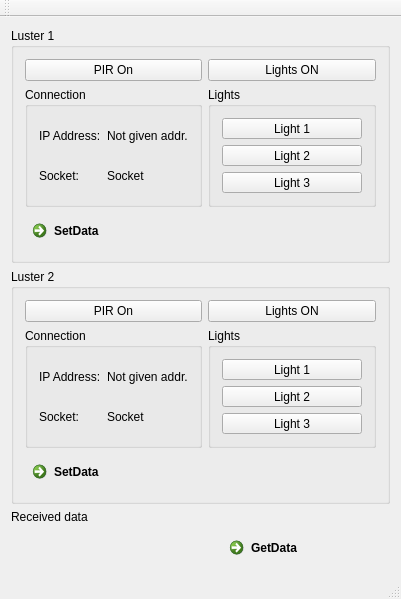
Before: the Qt Designer form qt_control/mainwindow.ui in bulanek/light, drawn with Qt 5.
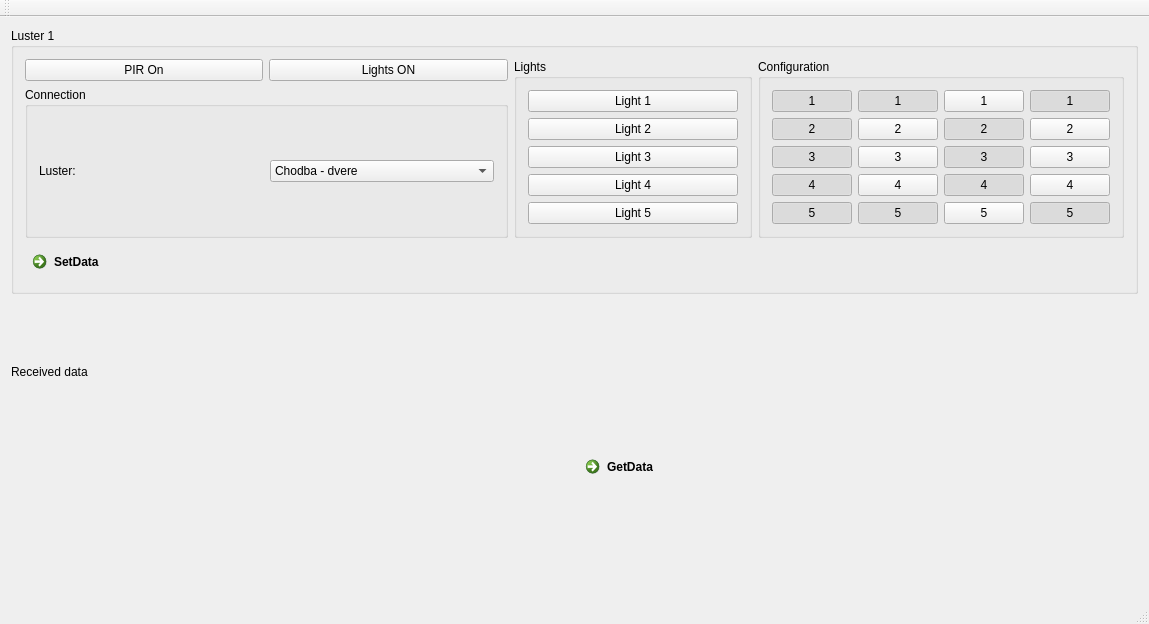
After: the same form once the commit is applied.

What changed in the file:
```diff
--- a/qt_control/mainwindow.ui
+++ b/qt_control/mainwindow.ui
@@ -6,8 +6,8 @@
    <rect>
     <x>0</x>
     <y>0</y>
-    <width>401</width>
-    <height>579</height>
+    <width>1149</width>
+    <height>624</height>
    </rect>
   </property>
   <property name="windowTitle">
@@ -15,57 +15,261 @@
   </property>
   <widget class="QWidget" name="centralWidget">
    <layout class="QGridLayout" name="gridLayout_7">
-    <item row="1" column="0" colspan="3">
+    <item row="1" column="0" colspan="2">
      <widget class="QGroupBox" name="groupBox_4">
       <property name="title">
        <string>Luster 1</string>
       </property>
       <layout class="QGridLayout" name="gridLayout_4">
-       <item row="2" column="0">
-        <widget class="QCommandLinkButton" name="commandLinkButton">
-         <property name="text">
-          <string>SetData</string>
+       <item row="0" column="3" rowspan="2">
+        <widget class="QGroupBox" name="groupBox_7">
+         <property name="focusPolicy">
+          <enum>Qt::NoFocus</enum>
          </property>
-        </widget>
-       </item>
-       <item row="1" column="0">
-        <widget class="QGroupBox" name="groupBox_3">
          <property name="title">
-          <string>Connection </string>
+          <string>Configuration</string>
          </property>
-         <layout class="QGridLayout" name="gridLayout_3">
-          <item row="0" column="0">
-           <widget class="QLabel" name="label">
+         <layout class="QGridLayout" name="gridLayout_8">
+          <item row="3" column="3">
+           <widget class="QPushButton" name="pushButton_4_3">
             <property name="text">
-             <string>IP Address:</string>
+             <string>4</string>
             </property>
+            <property name="checkable">
+             <bool>true</bool>
+            </property>
+            <property name="checked">
+             <bool>true</bool>
+            </property>
            </widget>
           </item>
-          <item row="0" column="1">
-           <widget class="QLabel" name="label_3">
+          <item row="4" column="0">
+           <widget class="QPushButton" name="pushButton_5_1">
             <property name="text">
-             <string>Not given addr.</string>
+             <string>5</string>
+            </property>
+            <property name="checkable">
+             <bool>true</bool>
+            </property>
+            <property name="checked">
+             <bool>true</bool>
+            </property>
+           </widget>
+          </item>
+          <item row="1" column="4">
+           <widget class="QPushButton" name="pushButton_2_4">
+            <property name="text">
+             <string>2</string>
+            </property>
+            <property name="checkable">
+             <bool>true</bool>
+            </property>
+           </widget>
+          </item>
+          <item row="4" column="3">
+           <widget class="QPushButton" name="pushButton_5_3">
+            <property name="text">
+             <string>5</string>
+            </property>
+            <property name="checkable">
+             <bool>true</bool>
+            </property>
+           </widget>
+          </item>
+          <item row="0" column="4">
+           <widget class="QPushButton" name="pushButton_1_4">
+            <property name="text">
+             <string>1</string>
+            </property>
+            <property name="checkable">
+             <bool>true</bool>
+            </property>
+            <property name="checked">
+             <bool>true</bool>
             </property>
            </widget>
           </item>
           <item row="1" column="0">
-           <widget class="QLabel" name="label_2">
+           <widget class="QPushButton" name="pushButton_2_1">
             <property name="text">
-             <string>Socket:</string>
+             <string>2</string>
             </property>
+            <property name="checkable">
+             <bool>true</bool>
+            </property>
+            <property name="checked">
+             <bool>true</bool>
+            </property>
            </widget>
           </item>
-          <item row="1" column="1">
-           <widget class="QLabel" name="label_4">
+          <item row="4" column="2">
+           <widget class="QPushButton" name="pushButton_5_2">
             <property name="text">
-             <string>Socket</string>
+             <string>5</string>
+            </property>
+            <property name="checkable">
+             <bool>true</bool>
+            </property>
+            <property name="checked">
+             <bool>true</bool>
+            </property>
+           </widget>
+          </item>
+          <item row="4" column="4">
+           <widget class="QPushButton" name="pushButton_5_4">
+            <property name="text">
+             <string>5</string>
+            </property>
+            <property name="checkable">
+             <bool>true</bool>
+            </property>
+            <property name="checked">
+             <bool>true</bool>
+            </property>
+           </widget>
+          </item>
+          <item row="2" column="2">
+           <widget class="QPushButton" name="pushButton_3_2">
+            <property name="text">
+             <string>3</string>
+            </property>
+            <property name="checkable">
+             <bool>true</bool>
+            </property>
+           </widget>
+          </item>
+          <item row="1" column="2">
+           <widget class="QPushButton" name="pushButton_2_2">
+            <property name="text">
+             <string>2</string>
+            </property>
+            <property name="checkable">
+             <bool>true</bool>
+            </property>
+           </widget>
+          </item>
+          <item row="0" column="2">
+           <widget class="QPushButton" name="pushButton_1_2">
+            <property name="text">
+             <string>1</string>
+            </property>
+            <property name="checkable">
+             <bool>true</bool>
+            </property>
+            <property name="checked">
+             <bool>true</bool>
+            </property>
+           </widget>
+          </item>
+          <item row="0" column="0">
+           <widget class="QPushButton" name="pushButton_1_1">
+            <property name="text">
+             <string>1</string>
+            </property>
+            <property name="checkable">
+             <bool>true</bool>
+            </property>
+            <property name="checked">
+             <bool>true</bool>
+            </property>
+           </widget>
+          </item>
+          <item row="1" column="3">
+           <widget class="QPushButton" name="pushButton_2_3">
+            <property name="text">
+             <string>2</string>
+            </property>
+            <property name="checkable">
+             <bool>true</bool>
+            </property>
+            <property name="checked">
+             <bool>true</bool>
+            </property>
+           </widget>
+          </item>
+          <item row="3" column="4">
+           <widget class="QPushButton" name="pushButton_4_4">
+            <property name="text">
+             <string>4</string>
+            </property>
+            <property name="checkable">
+             <bool>true</bool>
+            </property>
+           </widget>
+          </item>
+          <item row="3" column="0">
+           <widget class="QPushButton" name="pushButton_4_1">
+            <property name="text">
+             <string>4</string>
+            </property>
+            <property name="checkable">
+             <bool>true</bool>
+            </property>
+            <property name="checked">
+             <bool>true</bool>
+            </property>
+           </widget>
+          </item>
+          <item row="2" column="4">
+           <widget class="QPushButton" name="pushButton_3_4">
+            <property name="text">
+             <string>3</string>
+            </property>
+            <property name="checkable">
+             <bool>true</bool>
+            </property>
+           </widget>
+          </item>
+          <item row="3" column="2">
+           <widget class="QPushButton" name="pushButton_4_2">
+            <property name="text">
+             <string>4</string>
+            </property>
+            <property name="checkable">
+             <bool>true</bool>
+            </property>
+           </widget>
+          </item>
+          <item row="0" column="3">
+           <widget class="QPushButton" name="pushButton_1_3">
+            <property name="text">
+             <string>1</string>
+            </property>
+            <property name="checkable">
+             <bool>true</bool>
+            </property>
+           </widget>
+          </item>
+          <item row="2" column="3">
+           <widget class="QPushButton" name="pushButton_3_3">
+            <property name="text">
+             <string>3</string>
+            </property>
+            <property name="checkable">
+             <bool>true</bool>
+            </property>
+            <property name="checked">
+             <bool>true</bool>
+            </property>
+           </widget>
+          </item>
+          <item row="2" column="0">
+           <widget class="QPushButton" name="pushButton_3_1">
+            <property name="text">
+             <string>3</string>
+            </property>
+            <property name="checkable">
+             <bool>true</bool>
+            </property>
+            <property name="checked">
+             <bool>true</bool>
             </property>
            </widget>
           </item>
          </layout>
         </widget>
        </item>
-       <item row="1" column="1">
+       <item row="0" column="2" rowspan="2">
         <widget class="QGroupBox" name="groupBox">
          <property name="title">
           <string>Lights</string>
@@ -97,6 +301,13 @@
             </property>
            </widget>
           </item>
+          <item row="4" column="0">
+           <widget class="QPushButton" name="pushButton_47">
+            <property name="text">
+             <string>Light 5</string>
+            </property>
+           </widget>
+          </item>
           <item row="2" column="0">
            <widget class="QPushButton" name="pushButton_4">
             <property name="text">
@@ -107,6 +318,13 @@
             </property>
            </widget>
           </item>
+          <item row="3" column="0">
+           <widget class="QPushButton" name="pushButton_46">
+            <property name="text">
+             <string>Light 4</string>
+            </property>
+           </widget>
+          </item>
          </layout>
         </widget>
        </item>
@@ -130,132 +348,69 @@
          </property>
         </widget>
        </item>
-      </layout>
-     </widget>
-    </item>
-    <item row="3" column="0" colspan="3">
-     <widget class="QGroupBox" name="groupBox_6">
-      <property name="title">
-       <string>Luster 2</string>
-      </property>
-      <layout class="QGridLayout" name="gridLayout_6">
        <item row="2" column="0">
-        <widget class="QCommandLinkButton" name="commandLinkButton_3">
+        <widget class="QCommandLinkButton" name="commandLinkButton">
          <property name="text">
           <string>SetData</string>
          </property>
         </widget>
        </item>
-       <item row="1" column="0">
-        <widget class="QGroupBox" name="groupBox_5">
+       <item row="1" column="0" colspan="2">
+        <widget class="QGroupBox" name="groupBox_3">
          <property name="title">
           <string>Connection </string>
          </property>
-         <layout class="QGridLayout" name="gridLayout_5">
+         <layout class="QGridLayout" name="gridLayout_3">
+          <item row="0" column="0">
+           <widget class="QLabel" name="label">
+            <property name="text">
+             <string>Luster:</string>
+            </property>
+           </widget>
+          </item>
           <item row="0" column="1">
-           <widget class="QLabel" name="label_7">
-            <property name="text">
-             <string>Not given addr.</string>
-            </property>
+           <widget class="QComboBox" name="comboBox">
+            <item>
+             <property name="text">
+              <string>Chodba - dvere</string>
+             </property>
+            </item>
+            <item>
+             <property name="text">
+              <string>Chodba - satna</string>
+             </property>
+            </item>
+            <item>
+             <property name="text">
+              <string>Spalna</string>
+             </property>
+            </item>
+            <item>
+             <property name="text">
+              <string>Obyvak</string>
+             </property>
+            </item>
+            <item>
+             <property name="text">
+              <string>Kuchyna</string>
+             </property>
+            </item>
            </widget>
           </item>
-          <item row="1" column="1">
-           <widget class="QLabel" name="label_9">
-            <property name="text">
-             <string>Socket</string>
-            </property>
-           </widget>
-          </item>
-          <item row="1" column="0">
-           <widget class="QLabel" name="label_8">
-            <property name="text">
-             <string>Socket:</string>
-            </property>
-           </widget>
-          </item>
-          <item row="0" column="0">
-           <widget class="QLabel" name="label_6">
-            <property name="text">
-             <string>IP Address:</string>
-            </property>
-           </widget>
-          </item>
          </layout>
         </widget>
        </item>
-       <item row="1" column="1">
-        <widget class="QGroupBox" name="groupBox_2">
-         <property name="title">
-          <string>Lights</string>
-         </property>
-         <layout class="QGridLayout" name="gridLayout_2">
-          <item row="0" column="0">
-           <widget class="QPushButton" name="pushButton_5">
-            <property name="text">
-             <string>Light 1</string>
-            </property>
-            <property name="checkable">
-             <bool>true</bool>
-            </property>
-            <property name="checked">
-             <bool>false</bool>
-            </property>
-           </widget>
-          </item>
-          <item row="1" column="0">
-           <widget class="QPushButton" name="pushButton_6">
-            <property name="text">
-             <string>Light 2</string>
-            </property>
-            <property name="checkable">
-             <bool>true</bool>
-            </property>
-           </widget>
-          </item>
-          <item row="2" column="0">
-           <widget class="QPushButton" name="pushButton_7">
-            <property name="text">
-             <string>Light 3</string>
-            </property>
-            <property name="checkable">
-             <bool>true</bool>
-            </property>
-           </widget>
-          </item>
-         </layout>
-        </widget>
-       </item>
-       <item row="0" column="0">
-        <widget class="QPushButton" name="pushButton_9">
-         <property name="text">
-          <string>PIR On</string>
-         </property>
-         <property name="checkable">
-          <bool>true</bool>
-         </property>
-        </widget>
-       </item>
-       <item row="0" column="1">
-        <widget class="QPushButton" name="pushButton_10">
-         <property name="text">
-          <string>Lights ON</string>
-         </property>
-         <property name="checkable">
-          <bool>true</bool>
-         </property>
-        </widget>
-       </item>
       </layout>
      </widget>
     </item>
-    <item row="4" column="0" colspan="3">
+    <item row="3" column="0" colspan="2">
      <widget class="QLabel" name="label_5">
       <property name="text">
        <string>Received data</string>
       </property>
      </widget>
     </item>
-    <item row="6" column="2">
+    <item row="5" column="1">
      <widget class="QCommandLinkButton" name="commandLinkButton_2">
       <property name="text">
        <string>GetData</string>
```
